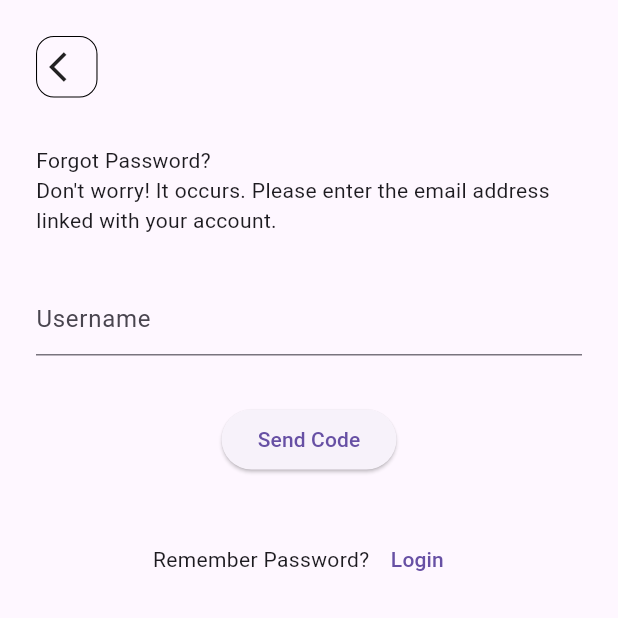
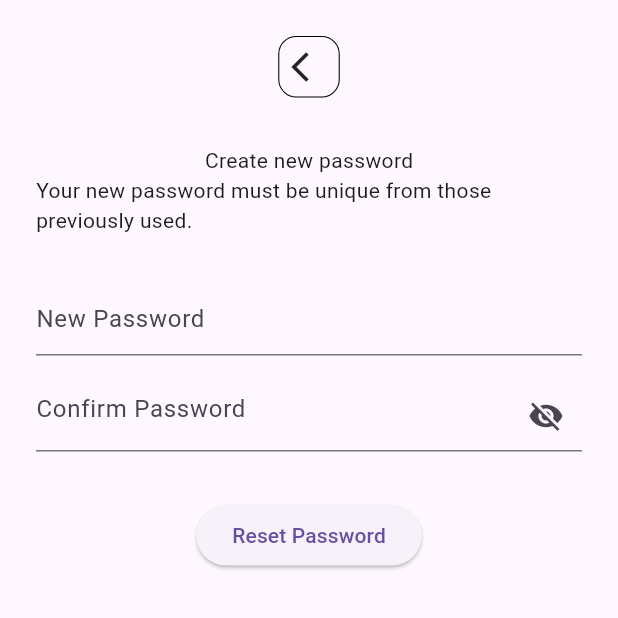
Before and after one commit to mostafa2026-code/bookia, a Flutter app: the screen it shows after launch, on a phone screen of 412 x 824 dp, the top half of it. Run offline on Flutter 3.47's test engine with Material 3 defaults, Android fonts, the phone set to English and light mode, and no system bars; our stand-ins replace flutter_svg, gap.

Commit message:
add create new password screen

```diff
--- /dev/null
+++ b/lib/feature/auth/createnewpassword/createnewpasswordscreen.dart
@@ -0,0 +1,55 @@
+import 'package:flutter/material.dart';
+import 'package:gap/gap.dart';
+
+class Createnewpasswordscreen extends StatelessWidget {
+  const Createnewpasswordscreen({super.key});
+
+  @override
+  Widget build(BuildContext context) {
+    return Scaffold(
+      body: SingleChildScrollView(
+        child: Padding(padding: const EdgeInsets.all(24),child: Column(children: [
+          Arrowbackcontainer(),
+              Gap(32),
+              Text("Create new password"),
+              Text("Your new password must be unique from those previously used."),
+              Gap(32),
+              TextFormField(
+                decoration: InputDecoration(hintText: "New Password"),
+              ),
+              Gap(16),
+              TextFormField(
+                decoration: InputDecoration(
+                  hintText: "Confirm Password",
+                  suffixIcon: Icon(Icons.visibility_off),
+                ),
+              ),
+              Gap(32),
+              ElevatedButton(onPressed: (){}, child: Text("Reset Password")),
+        ],),),
+      ),
+    );
+  }
+}
+
+class Arrowbackcontainer extends StatelessWidget {
+  const Arrowbackcontainer({
+    super.key,
+  });
+
+  @override
+  Widget build(BuildContext context) {
+    return GestureDetector(
+          child: Container(
+            height: 41,
+            width: 41,
+            padding: const EdgeInsets.all(8),
+            decoration: BoxDecoration(
+              borderRadius: BorderRadius.circular(12),
+              border: Border.all(color: Colors.black, width: 0.7),
+            ),
+            child: Center(child: Icon(Icons.arrow_back_ios)),
+          ),
+        );
+  }
+}
--- a/lib/feature/auth/login/loginscreen.dart
+++ b/lib/feature/auth/login/loginscreen.dart
@@ -1,3 +1,4 @@
+import 'package:bookia/feature/auth/createnewpassword/createnewpasswordscreen.dart';
 import 'package:flutter/material.dart';
 import 'package:flutter_svg/svg.dart';
 import 'package:gap/gap.dart';
@@ -15,18 +16,7 @@ class Loginscreen extends StatelessWidget {
             crossAxisAlignment: CrossAxisAlignment.start,
             mainAxisAlignment: MainAxisAlignment.start,
             children: [
-              GestureDetector(
-                child: Container(
-                  height: 41,
-                  width: 41,
-                  padding: const EdgeInsets.all(8),
-                  decoration: BoxDecoration(
-                    borderRadius: BorderRadius.circular(12),
-                    border: Border.all(color: Colors.black, width: 0.7),
-                  ),
-                  child: Center(child: Icon(Icons.arrow_back_ios)),
-                ),
-              ),
+              Arrowbackcontainer(),
               Gap(32),
               Text("Welcome back! Glad\nto see you, Again!"),
               Gap(32),
--- a/lib/feature/auth/passwordchanged/passwordchnagedScreen.dart
+++ b/lib/feature/auth/passwordchanged/passwordchnagedScreen.dart
@@ -1,3 +1,4 @@
+import 'package:bookia/feature/auth/createnewpassword/createnewpasswordscreen.dart';
 import 'package:flutter/material.dart';
 import 'package:gap/gap.dart';
 
@@ -15,25 +16,14 @@ class Passwordchnagedscreen extends StatelessWidget {
               mainAxisAlignment: MainAxisAlignment.start,
               crossAxisAlignment: CrossAxisAlignment.start,
               children: [
-                GestureDetector(
-                  child: Container(
-                    height: 41,
-                    width: 41,
-                    padding: const EdgeInsets.all(8),
-                    decoration: BoxDecoration(
-                      borderRadius: BorderRadius.circular(12),
-                      border: Border.all(color: Colors.black, width: 0.7),
-                    ),
-                    child: Center(child: Icon(Icons.arrow_back_ios)),
-                  ),
-                ),
+                Arrowbackcontainer(),
                 Gap(32),
                 Text("Forgot Password?"),
                 Text(
                   "Don't worry! It occurs. Please enter the email address linked with your account.",
                 ),
                 Gap(32),
-                TextFormField(decoration: InputDecoration(hintText: "Username")),
+                TextFormField(decoration: InputDecoration(hintText: "Enter your email")),
                 Gap(32),
                 Center(child: ElevatedButton(onPressed: () {}, child: Text("Send Code"))),
                 Gap(32),
--- a/lib/feature/auth/register/registerscreen.dart
+++ b/lib/feature/auth/register/registerscreen.dart
@@ -1,3 +1,4 @@
+import 'package:bookia/feature/auth/createnewpassword/createnewpasswordscreen.dart';
 import 'package:flutter/material.dart';
 import 'package:gap/gap.dart';
 
@@ -15,18 +16,7 @@ class Registerscreen extends StatelessWidget {
               mainAxisAlignment: MainAxisAlignment.start,
               crossAxisAlignment: CrossAxisAlignment.start,
               children: [
-                GestureDetector(
-                  child: Container(
-                    height: 41,
-                    width: 41,
-                    padding: const EdgeInsets.all(8),
-                    decoration: BoxDecoration(
-                      borderRadius: BorderRadius.circular(12),
-                      border: Border.all(color: Colors.black, width: 0.7),
-                    ),
-                    child: Center(child: Icon(Icons.arrow_back_ios)),
-                  ),
-                ),
+                Arrowbackcontainer(),
                 Gap(32),
                 Text("Welcome back! Glad\nto see you, Again!"),
                 Gap(32),
--- a/lib/main.dart
+++ b/lib/main.dart
@@ -1,4 +1,5 @@
-import 'package:bookia/feature/auth/passwordchanged/passwordchnagedScreen.dart';
+import 'package:bookia/feature/auth/createnewpassword/createnewpasswordscreen.dart';
+
 
 import 'package:flutter/material.dart';
 
@@ -12,7 +13,7 @@ class MainApp extends StatelessWidget {
   @override
   Widget build(BuildContext context) {
     return const MaterialApp(
-      home: Passwordchnagedscreen()
+      home: Createnewpasswordscreen()
     );
   }
 }
```
